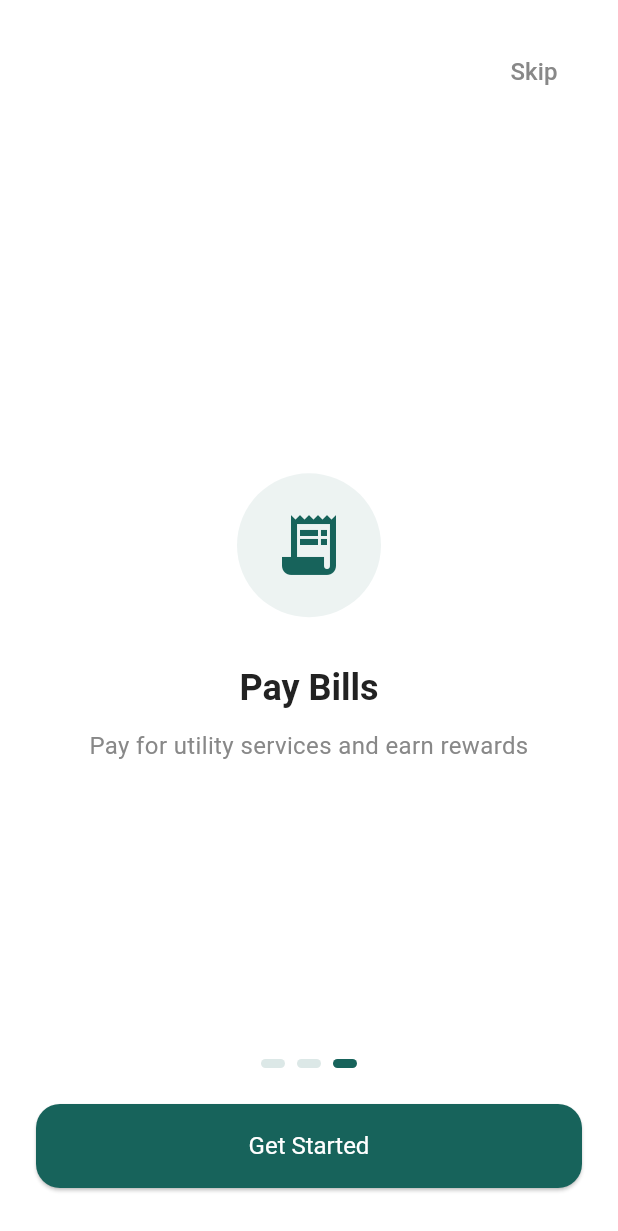
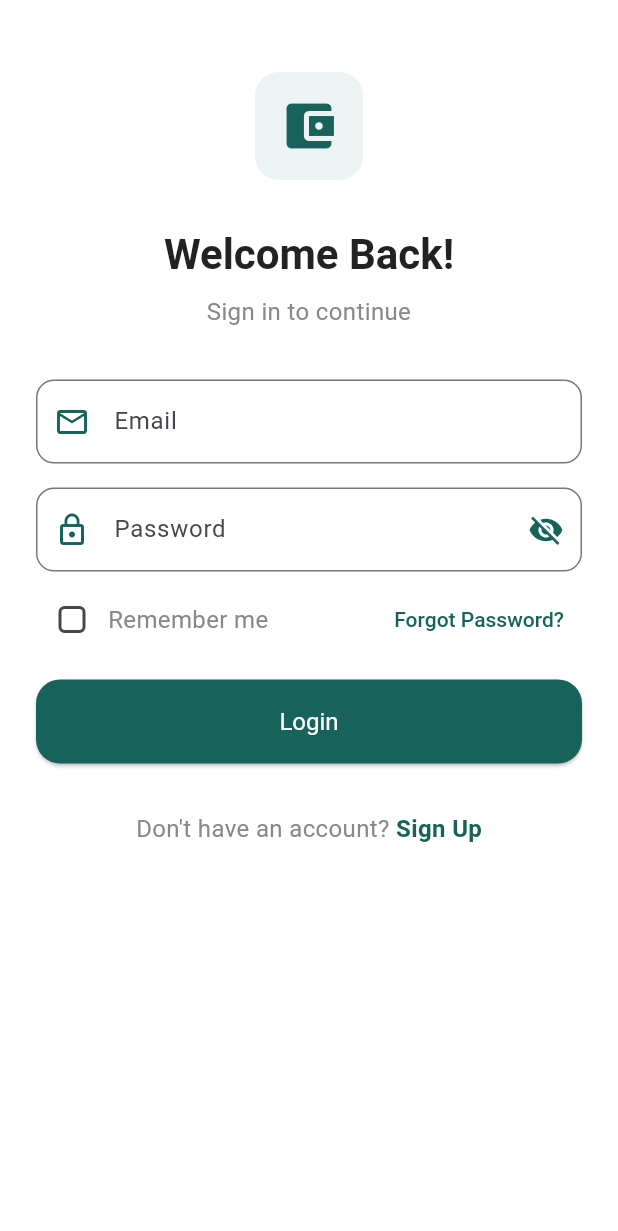
Before and after one commit to chuikelvin/pretium_ui, a Flutter app: the screen it shows after launch, after a tap on "Skip", on a phone screen of 412 x 824 dp. Shown: the top 1231 px of the screen. Run offline on Flutter 3.47's test engine with Material 3 defaults, Android fonts, the phone set to English and light mode, and no system bars.

Commit message:
registration and login screens and navigate from onboarding

```diff
--- /dev/null
+++ b/lib/features/auth/screens/login_screen.dart
@@ -0,0 +1,191 @@
+import 'package:flutter/material.dart';
+import '../../../core/theme/theme.dart';
+
+class LoginScreen extends StatefulWidget {
+  const LoginScreen({super.key});
+
+  @override
+  State<LoginScreen> createState() => _LoginScreenState();
+}
+
+class _LoginScreenState extends State<LoginScreen> {
+  final _formKey = GlobalKey<FormState>();
+  final _emailController = TextEditingController();
+  final _passwordController = TextEditingController();
+
+  bool rememberMe = false;
+  bool obscurePassword = true;
+
+  void _submitLogin() {
+    if (_formKey.currentState!.validate()) {
+      // Proceed with login
+      final email = _emailController.text.trim();
+      final password = _passwordController.text;
+
+      // TODO: Handle login logic'
+      print('Logging in with $email / $password');
+    }
+  }
+
+  @override
+  Widget build(BuildContext context) {
+    return Scaffold(
+      body: SafeArea(
+        child: SingleChildScrollView(
+          child: Padding(
+            padding: const EdgeInsets.symmetric(horizontal: 24.0),
+            child: Form(
+              key: _formKey,
+              child: Column(
+                crossAxisAlignment: CrossAxisAlignment.stretch,
+                children: [
+                  const SizedBox(height: 48),
+                  Center(
+                    child: Container(
+                      padding: const EdgeInsets.all(16),
+                      decoration: BoxDecoration(
+                        color: Theme.of(context).primaryColor.withOpacity(0.08),
+                        borderRadius: BorderRadius.circular(16),
+                      ),
+                      child: Icon(
+                        Icons.account_balance_wallet,
+                        size: 40,
+                        color: Theme.of(context).primaryColor,
+                      ),
+                    ),
+                  ),
+                  const SizedBox(height: 32),
+                  Text(
+                    'Welcome Back!',
+                    style: Theme.of(
+                      context,
+                    ).textTheme.titleLarge?.copyWith(fontSize: 28),
+                    textAlign: TextAlign.center,
+                  ),
+
+                  const SizedBox(height: 8),
+                  Text(
+                    'Sign in to continue',
+                    style: Theme.of(context).textTheme.bodyMedium,
+                    textAlign: TextAlign.center,
+                  ),
+                  const SizedBox(height: 34),
+                  TextFormField(
+                    controller: _emailController,
+                    decoration: InputDecoration(
+                      prefixIcon: Icon(
+                        Icons.email_outlined,
+                        color: Theme.of(context).primaryColor,
+                      ),
+                      labelText: 'Email',
+                      border: OutlineInputBorder(
+                        borderRadius: BorderRadius.circular(12),
+                      ),
+                    ),
+                    validator: (value) {
+                      if (value == null || value.trim().isEmpty) {
+                        return 'Email is required';
+                      }
+                      final emailRegex = RegExp(r'^[^@]+@[^@]+\.[^@]+');
+                      if (!emailRegex.hasMatch(value.trim())) {
+                        return 'Enter a valid email';
+                      }
+                      return null;
+                    },
+                  ),
+                  const SizedBox(height: 16),
+                  TextFormField(
+                    controller: _passwordController,
+                    obscureText: obscurePassword,
+                    decoration: InputDecoration(
+                      prefixIcon: Icon(
+                        Icons.lock_outline,
+                        color: Theme.of(context).primaryColor,
+                      ),
+                      labelText: 'Password',
+                      border: OutlineInputBorder(
+                        borderRadius: BorderRadius.circular(12),
+                      ),
+                      suffixIcon: IconButton(
+                        icon: Icon(
+                          obscurePassword
+                              ? Icons.visibility_off
+                              : Icons.visibility,
+                          color: Theme.of(context).primaryColor,
+                        ),
+                        onPressed:
+                            () => setState(() {
+                              obscurePassword = !obscurePassword;
+                            }),
+                      ),
+                    ),
+                    validator: (value) {
+                      if (value == null || value.isEmpty) {
+                        return 'Password is required';
+                      }
+                      if (value.length < 6) {
+                        return 'Password must be at least 6 characters';
+                      }
+                      return null;
+                    },
+                  ),
+                  const SizedBox(height: 8),
+                  Row(
+                    children: [
+                      Checkbox(
+                        value: rememberMe,
+                        onChanged:
+                            (val) => setState(() => rememberMe = val ?? false),
+                        activeColor: Theme.of(context).primaryColor,
+                        shape: RoundedRectangleBorder(
+                          borderRadius: BorderRadius.circular(4),
+                        ),
+                      ),
+                      const Text('Remember me'),
+                      const Spacer(),
+                      TextButton(
+                        onPressed: () {},
+                        child: const Text('Forgot Password?'),
+                        style: TextButton.styleFrom(
+                          foregroundColor: AppColors.primary,
+                          textStyle: const TextStyle(
+                            fontWeight: FontWeight.w500,
+                          ),
+                        ),
+                      ),
+                    ],
+                  ),
+                  const SizedBox(height: 16),
+                  ElevatedButton(
+                    onPressed: _submitLogin,
+                    child: const Text('Login'),
+                  ),
+                  const SizedBox(height: 32),
+                  Row(
+                    mainAxisAlignment: MainAxisAlignment.center,
+                    children: [
+                      const Text("Don't have an account? "),
+                      GestureDetector(
+                        onTap: () {
+                          Navigator.pushNamed(context, '/register');
+                        },
+                        child: Text(
+                          'Sign Up',
+                          style: TextStyle(
+                            color: Theme.of(context).primaryColor,
+                            fontWeight: FontWeight.w600,
+                          ),
+                        ),
+                      ),
+                    ],
+                  ),
+                  const SizedBox(height: 24),
+                ],
+              ),
+            ),
+          ),
+        ),
+      ),
+    );
+  }
+}
--- a/lib/features/onboarding/screens/onboarding_screen.dart
+++ b/lib/features/onboarding/screens/onboarding_screen.dart
@@ -38,7 +38,7 @@ class _OnboardingScreenState extends State<OnboardingScreen> {
         curve: Curves.easeInOut,
       );
     } else {
-      // TODO: Navigate to home or login
+      Navigator.pushReplacementNamed(context, '/login');
     }
   }
 
@@ -67,6 +67,7 @@ class _OnboardingScreenState extends State<OnboardingScreen> {
               child: TextButton(
                 onPressed: () {
                   _controller.jumpToPage(_pages.length - 1);
+                  Navigator.pushReplacementNamed(context, '/login');
                 },
                 child: const Text(
                   'Skip',
--- a/lib/main.dart
+++ b/lib/main.dart
@@ -1,6 +1,8 @@
 import 'package:flutter/material.dart';
 import 'core/theme/theme.dart';
 import 'features/onboarding/screens/onboarding_screen.dart';
+import 'features/auth/screens/login_screen.dart';
+import 'features/auth/screens/register_screen.dart';
 import 'features/auth/screens/splash_screen.dart';
 
 void main() {
@@ -21,6 +23,9 @@ class MyApp extends StatelessWidget {
       routes: {
         '/splash': (context) => const SplashScreen(),
         '/': (context) => const OnboardingScreen(),
+        '/login': (context) => const LoginScreen(),
+        '/register': (context) => const RegisterScreen(),
+
       },
     );
   }
```
Also changed, not shown: lib/features/auth/screens/register_screen.dart (added, +242 -0 lines).
